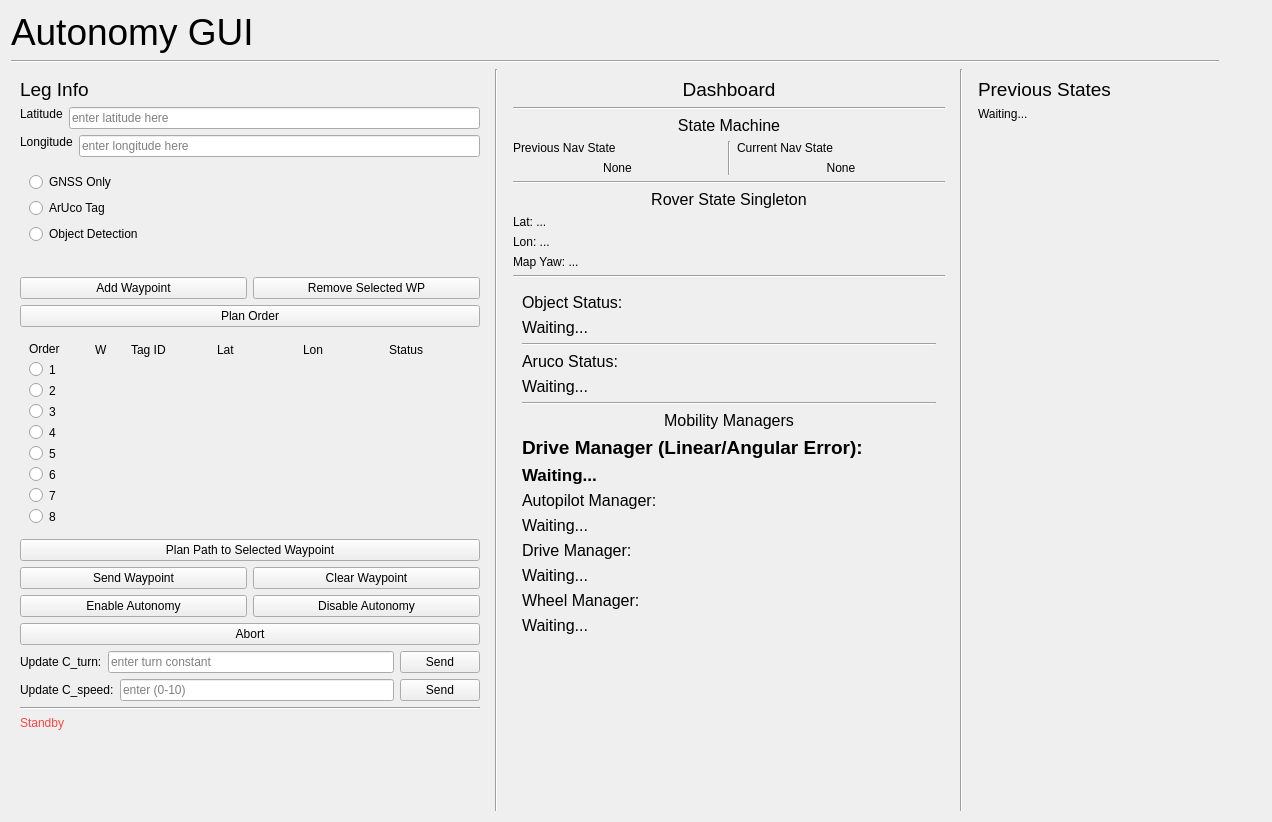
Qt form mars_ws/src/autonomy/autonomy_gui.ui (BYUMarsRover/Autonomy-ROS2) before a commit.
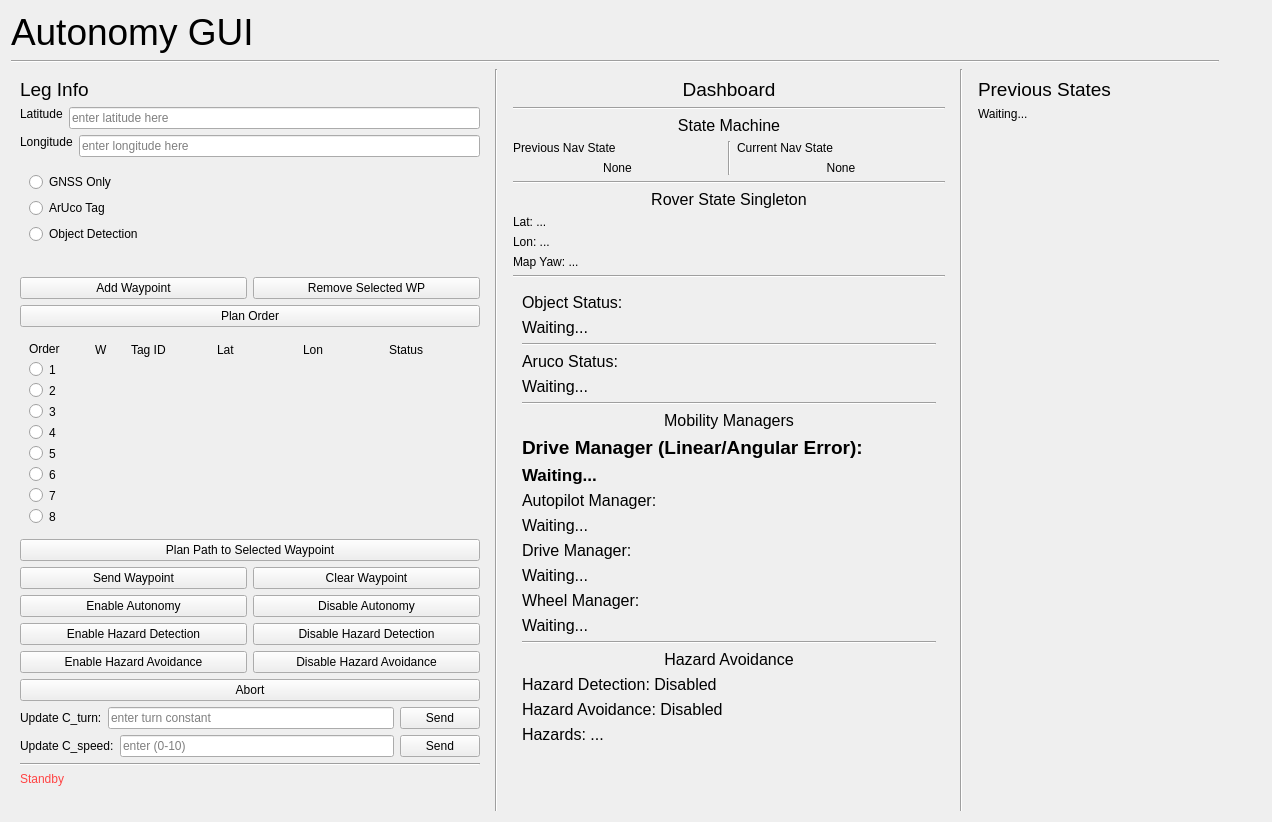
The same form after that commit.

Commit message: Updated Autonomy GUI to enable and Disable Hazard detection/avoidance

Patch:
```diff
--- a/mars_ws/src/autonomy/autonomy_gui.ui
+++ b/mars_ws/src/autonomy/autonomy_gui.ui
@@ -808,6 +808,55 @@
               </item>
              </layout>
             </item>
+            <!-- Enable and Disable Hazard Detection Buttons -->
+            <item>
+             <layout class="QHBoxLayout" name="horizontalLayout_9">
+              <property name="alignment">
+               <set>Qt::AlignTop</set>
+              </property>
+              <!-- Enable Hazard Detection Button  -->
+              <item>
+               <widget class="QPushButton" name="EnableHazardDetectionButton">
+                <property name="text">
+                 <string>Enable Hazard Detection</string>
+                </property>
+               </widget>
+              </item>
+              <!-- Disable Hazard Detection Button  -->
+              <item>
+               <widget class="QPushButton" name="DisableHazardDetectionButton">
+               <property name="text">
+                <string>Disable Hazard Detection</string>
+               </property>
+               </widget>
+              </item>
+             </layout>
+            </item>
+            <!-- Enable and Disable Hazard Avoidance Buttons -->
+            <item>
+             <layout class="QHBoxLayout" name="horizontalLayout_9">
+              <property name="alignment">
+               <set>Qt::AlignTop</set>
+              </property>
+              <!-- Enable Hazard Detection Button  -->
+              <item>
+               <widget class="QPushButton" name="EnableHazardAvoidanceButton">
+                <property name="text">
+                 <string>Enable Hazard Avoidance</string>
+                </property>
+               </widget>
+              </item>
+              <!-- Disable Hazard Detection Button  -->
+              <item>
+               <widget class="QPushButton" name="DisableHazardAvoidanceButton">
+               <property name="text">
+                <string>Disable Hazard Avoidance</string>
+               </property>
+               </widget>
+              </item>
+             </layout>
+            </item>
+            
             <!-- Abort Button -->
             <item>
              <widget class="QPushButton" name="AbortButton">
@@ -1268,6 +1317,58 @@
                  </property>
                 </widget>
                </item>
+               <!-- Horizontal Dividing Line -->
+            <item>
+             <widget class="Line" name="line_3">
+              <property name="orientation">
+               <enum>Qt::Horizontal</enum>
+              </property>
+             </widget>
+            </item>
+            <!-- Hazard Avoidance -->
+            <item>
+             <!-- Hazard Avoidance Dash Section Label -->
+             <widget class="QLabel" name="HazardAvoidanceLabel">
+              <property name="text">
+               <string>&lt;html&gt;&lt;head/&gt;&lt;body&gt;&lt;p&gt;&lt;span style=&quot; font-size:12pt;&quot;&gt;Hazard Avoidance&lt;/span&gt;&lt;/p&gt;&lt;/body&gt;&lt;/html&gt;</string>
+              </property>
+              <property name="scaledContents">
+               <bool>false</bool>
+              </property>
+              <property name="alignment">
+               <set>Qt::AlignCenter</set>
+              </property>
+             </widget>
+            </item>
+            <!-- Vertical Box that has Hazard Avoidance Items -->
+            <item>
+             <layout class="QVBoxLayout" name="verticalLayout_11">
+              <!-- Hazard Detection -->
+              <item>
+               <widget class="QLabel" name="HazardDetection">
+                <property name="text">
+                 <string>Hazard Detection: Disabled</string>
+                </property>
+               </widget>
+              </item>
+              <!-- Rover State Singleton Lon -->
+              <item>
+               <widget class="QLabel" name="HazardAvoidance">
+                <property name="text">
+                 <string>Hazard Avoidance: Disabled</string>
+                </property>
+               </widget>
+              </item>
+              <!-- Hazards Found -->
+              <item>
+               <widget class="QLabel" name="HazardsFound">
+                <property name="text">
+                 <string>Hazards: ...</string>
+                </property>
+               </widget>
+              </item>
+             </layout>
+            </item>
               </layout>
              </widget>
             </item>
```
The commit also changes 3 other files.
